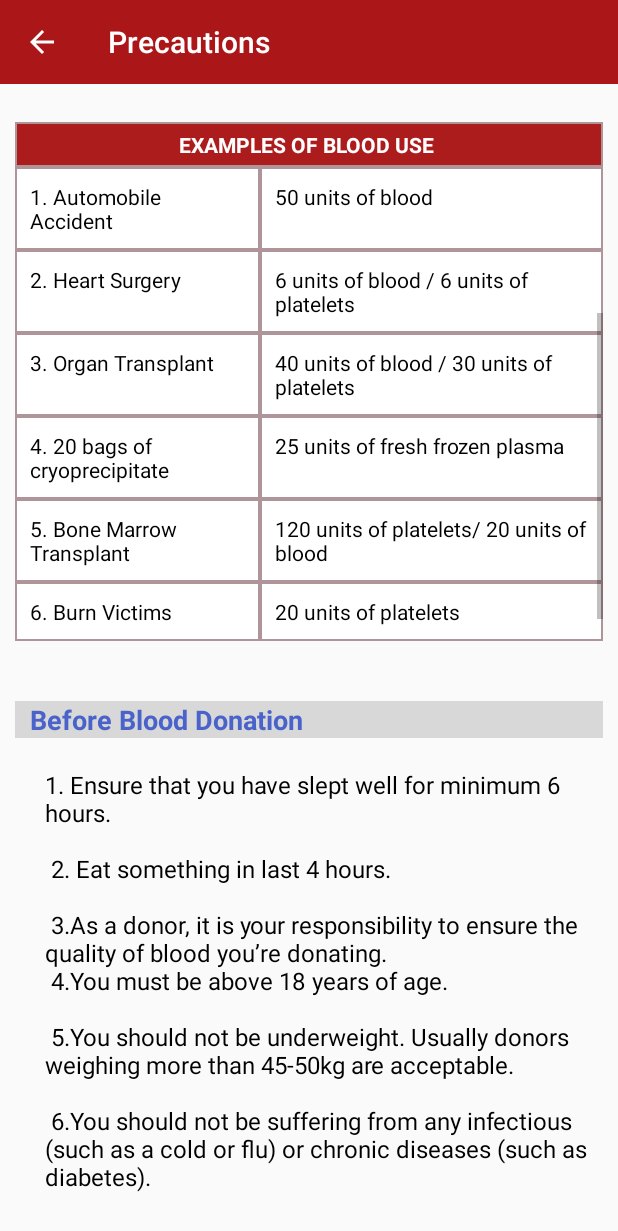
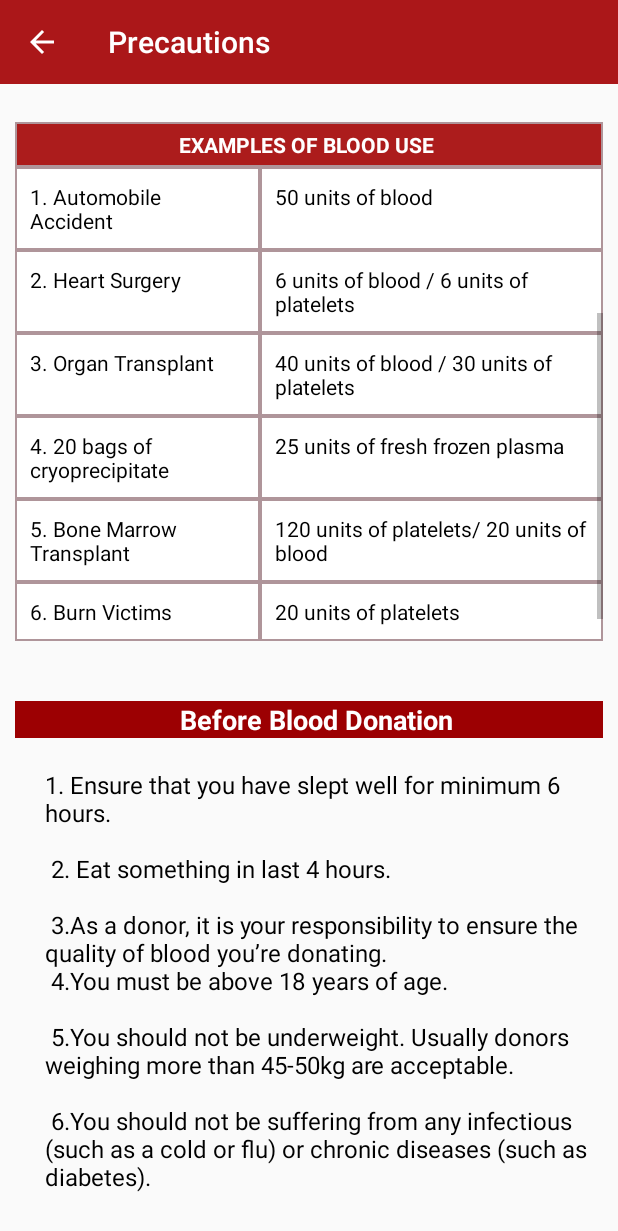
Before and after one commit to ChennaCh/Slider, an Android app: the PrecautionsActivity screen opened directly, with no data from a screen before it, scrolled down 523 dp, on a phone screen of 412 x 824 dp. Shown: the top 1231 px of the screen. Run offline under Robolectric (Android 15) with nearby library versions, the phone set to English and light mode, and no system bars.

Commit message:
many changes

```diff
--- a/app/src/main/res/layout/activity_precautions.xml
+++ b/app/src/main/res/layout/activity_precautions.xml
@@ -14,31 +14,36 @@
         app:titleTextColor="#fff"
         app:theme="@style/ToolbarStyle"
         android:background="?attr/colorPrimary"/>
+
     <LinearLayout
         android:layout_width="match_parent"
         android:layout_height="match_parent"
         android:layout_margin="10dp"
         android:orientation="vertical">
+
         <ScrollView
             android:layout_width="match_parent"
             android:layout_height="match_parent"
             android:fillViewport="true">
+
             <LinearLayout
                 android:layout_width="match_parent"
                 android:layout_height="match_parent"
                 android:layout_marginTop="10dp"
                 android:orientation="vertical">
+
                 <ImageView
                     android:layout_width="match_parent"
                     android:layout_height="wrap_content"
                     android:layout_marginBottom="15dp"
-                android:src="@drawable/bloodtypechart"/>
+                    android:src="@drawable/bloodtypechart" />
 
                 <TableLayout
                     android:id="@+id/BloodTypes"
                     android:layout_width="match_parent"
-                android:layout_marginBottom="20dp"
-                android:layout_height="match_parent">
+                    android:layout_height="match_parent"
+                    android:layout_marginBottom="20dp">
+
                     <TableRow
                         android:id="@+id/BT_heading"
                         android:layout_width="match_parent"
@@ -58,11 +63,12 @@
 
 
                     </TableRow>
+
                     <TableRow
                         android:id="@+id/td1"
                         android:layout_width="wrap_content"
-                    android:weightSum="2"
-                    android:layout_height="match_parent">
+                        android:layout_height="match_parent"
+                        android:weightSum="2">
 
                         <TextView
                             android:id="@+id/tv1"
@@ -84,11 +90,12 @@
                             android:text="O-   1 person in 15 "
                             android:textColor="#000" />
                     </TableRow>
+
                     <TableRow
                         android:id="@+id/td2"
                         android:layout_width="wrap_content"
-                    android:weightSum="2"
-                    android:layout_height="match_parent">
+                        android:layout_height="match_parent"
+                        android:weightSum="2">
 
                         <TextView
                             android:id="@+id/tv3"
@@ -110,11 +117,12 @@
                             android:text="A-    1 person in 16  "
                             android:textColor="#000" />
                     </TableRow>
+
                     <TableRow
                         android:id="@+id/td3"
                         android:layout_width="wrap_content"
-                    android:weightSum="2"
-                    android:layout_height="match_parent">
+                        android:layout_height="match_parent"
+                        android:weightSum="2">
 
                         <TextView
                             android:id="@+id/tv5"
@@ -136,11 +144,12 @@
                             android:text="B-    1 person in 67"
                             android:textColor="#000" />
                     </TableRow>
+
                     <TableRow
                         android:id="@+id/td4"
                         android:layout_width="wrap_content"
-                    android:weightSum="2"
-                    android:layout_height="match_parent">
+                        android:layout_height="match_parent"
+                        android:weightSum="2">
 
                         <TextView
                             android:id="@+id/tv7"
@@ -167,8 +176,9 @@
                 <TableLayout
                     android:id="@+id/table_blooduse"
                     android:layout_width="match_parent"
-                android:layout_marginBottom="20dp"
-                android:layout_height="match_parent">
+                    android:layout_height="match_parent"
+                    android:layout_marginBottom="20dp">
+
                     <TableRow
                         android:id="@+id/blooduse_heading"
                         android:layout_width="match_parent"
@@ -177,9 +187,9 @@
                         <TextView
                             android:layout_width="0dp"
                             android:layout_height="match_parent"
-                        android:gravity="center"
                             android:layout_weight="2.5"
                             android:background="@drawable/cell_shape"
+                            android:gravity="center"
                             android:padding="5dp"
                             android:text="EXAMPLES OF BLOOD USE "
                             android:textColor="#fff"
@@ -187,11 +197,12 @@
 
 
                     </TableRow>
+
                     <TableRow
                         android:id="@+id/table_data1"
                         android:layout_width="wrap_content"
-                    android:weightSum="2"
-                    android:layout_height="match_parent">
+                        android:layout_height="match_parent"
+                        android:weightSum="2">
 
                         <TextView
                             android:id="@+id/textView1"
@@ -213,11 +224,12 @@
                             android:text="50 units of blood "
                             android:textColor="#000" />
                     </TableRow>
+
                     <TableRow
                         android:id="@+id/table_data2"
                         android:layout_width="wrap_content"
-                    android:weightSum="2"
-                    android:layout_height="match_parent">
+                        android:layout_height="match_parent"
+                        android:weightSum="2">
 
                         <TextView
                             android:id="@+id/textView3"
@@ -239,11 +251,12 @@
                             android:text="6 units of blood / 6 units of platelets "
                             android:textColor="#000" />
                     </TableRow>
+
                     <TableRow
                         android:id="@+id/table_data3"
                         android:layout_width="wrap_content"
-                    android:weightSum="2"
-                    android:layout_height="match_parent">
+                        android:layout_height="match_parent"
+                        android:weightSum="2">
 
                         <TextView
                             android:id="@+id/textView5"
@@ -265,11 +278,12 @@
                             android:text="40 units of blood / 30 units of platelets "
                             android:textColor="#000" />
                     </TableRow>
+
                     <TableRow
                         android:id="@+id/table_data4"
                         android:layout_width="wrap_content"
-                    android:weightSum="2"
-                    android:layout_height="match_parent">
+                        android:layout_height="match_parent"
+                        android:weightSum="2">
 
                         <TextView
                             android:id="@+id/textView7"
@@ -291,11 +305,12 @@
                             android:text="25 units of fresh frozen plasma "
                             android:textColor="#000" />
                     </TableRow>
+
                     <TableRow
                         android:id="@+id/table_data5"
                         android:layout_width="wrap_content"
-                    android:weightSum="2"
-                    android:layout_height="match_parent">
+                        android:layout_height="match_parent"
+                        android:weightSum="2">
 
                         <TextView
                             android:id="@+id/textView9"
@@ -317,11 +332,12 @@
                             android:text="120 units of platelets/ 20 units of blood "
                             android:textColor="#000" />
                     </TableRow>
+
                     <TableRow
                         android:id="@+id/table_data6"
                         android:layout_width="wrap_content"
-                    android:weightSum="2"
-                    android:layout_height="match_parent">
+                        android:layout_height="match_parent"
+                        android:weightSum="2">
 
                         <TextView
                             android:id="@+id/textView11"
@@ -344,21 +360,22 @@
                             android:textColor="#000" />
                     </TableRow>
                 </TableLayout>
+
                 <TextView
                     android:layout_width="match_parent"
                     android:layout_height="wrap_content"
                     android:layout_marginTop="20dp"
-                android:textStyle="bold"
+                    android:background="#9C0002"
+                    android:paddingLeft="10dp"
+                    android:gravity="center"
+                    android:text="Before Blood Donation"
+                    android:textColor="#FFFFFF"
                     android:textSize="18dp"
-                android:background="#FFD8D8D8"
-                android:textColor="#FF4963CA"
-                android:paddingLeft="10dp"
-                android:text="Before Blood Donation" />
+                    android:textStyle="bold" />
+
                 <TextView
                     android:layout_width="match_parent"
                     android:layout_height="wrap_content"
-                android:textSize="16dp"
-                android:textColor="#000"
                     android:layout_marginTop="20dp"
                     android:paddingLeft="20dp"
                     android:text="1. Ensure that you have slept well for minimum 6 hours.\n\n
@@ -374,23 +391,26 @@
 12.Donate only when Your last blood donation was 3 months earlier.\n\n
 13.Must carry any photo with address proof for verification purpose.\n\n
 14. Do not smoke 2 hours prior to blood donation.\n\n
-15. Do not consume alcohol at least 24 hours prior to blood donation."/>
+15. Do not consume alcohol at least 24 hours prior to blood donation."
+                    android:textColor="#000"
+                    android:textSize="16dp" />
+
                 <TextView
                     android:layout_width="match_parent"
                     android:layout_height="wrap_content"
                     android:layout_marginTop="20dp"
-                android:textStyle="bold"
+                    android:background="#9C0002"
+                    android:paddingLeft="10dp"
+                    android:text="During Blood Donation"
+                    android:textColor="#FFFFFF"
                     android:textSize="18dp"
-                android:background="#FFD8D8D8"
-                android:textColor="#FF4963CA"
-                android:paddingLeft="10dp"
-                android:text="During Blood Donation" />
+                    android:gravity="center"
+                    android:textStyle="bold" />
+
                 <TextView
                     android:layout_width="match_parent"
                     android:layout_height="wrap_content"
                     android:layout_marginTop="10dp"
-                android:textSize="16dp"
-                android:textColor="#000"
                     android:paddingLeft="20dp"
                     android:text="1. While the blood is being taken you must keep pressing the sponge provided, which ensure the smooth flow of blood.\n\n
 2. Please do not get up immediately after donating blood. You must allow the blood flow in the body to normalize by lying down 5 more minutes. This also prevents dizziness.\n\n
@@ -398,24 +418,27 @@
 4. Every blood donor, will be issued Voluntary Donor’s Card and Certificate of Appreciation within 15 days.\n\n
 5. You can resume with your daily work immediately after the Blood Donation.\n\n
 6. The Blood you donate is tested and separated in to the components before being made available to the patients.\n\n
-7. Any abnormality found is reported to you if you have chosen to receive the same."/>
+7. Any abnormality found is reported to you if you have chosen to receive the same."
+                    android:textColor="#000"
+                    android:textSize="16dp" />
+
                 <TextView
                     android:layout_width="match_parent"
                     android:layout_height="wrap_content"
                     android:layout_marginTop="20dp"
-                android:textStyle="bold"
+                    android:background="#9C0002"
+                    android:paddingLeft="10dp"
+                    android:text="Post Donation Care"
+                    android:textColor="#FFFFFF"
                     android:textSize="18dp"
-                android:background="#FFD8D8D8"
-                android:textColor="#FF4963CA"
-                android:paddingLeft="10dp"
-                android:text="Post Donation Care" />
+                    android:gravity="center"
+                    android:textStyle="bold" />
+
                 <TextView
                     android:layout_width="match_parent"
                     android:layout_height="wrap_content"
+                    android:layout_marginBottom="50dp"
                     android:layout_marginTop="10dp"
-                android:textColor="#000"
-                android:layout_marginBottom="50dp"
-                android:textSize="16dp"
                     android:paddingLeft="20dp"
                     android:text="1. Eat and drink something before leaving.\n\n
 2. Have more liquid intakes on the day.\n\n
@@ -426,7 +449,9 @@
 7. You can go to work immediately after donating blood, doctors advise avoidance of intense physical exertion.\n\n
 8. Resume all normal activities if no symptoms occur.\n\n
 9. Remove bandage next day.\n\n
-10. If fainting or dizziness occurs for longer time and does not subside, please seek medical help." />
+10. If fainting or dizziness occurs for longer time and does not subside, please seek medical help."
+                    android:textColor="#000"
+                    android:textSize="16dp" />
             </LinearLayout>
         </ScrollView>
     </LinearLayout>
--- a/app/src/main/res/layout/activity_privacy_policy.xml
+++ b/app/src/main/res/layout/activity_privacy_policy.xml
@@ -29,12 +29,13 @@
                 android:layout_width="match_parent"
                 android:layout_height="wrap_content"
                 android:layout_marginTop="10dp"
-                android:background="#FFD8D8D8"
+                android:background="#9C0002"
                 android:padding="10dp"
                 android:paddingLeft="10dp"
                 android:text="Terms and Conditions"
-                android:textColor="#FF4963CA"
+                android:textColor="#ffffff"
                 android:textSize="18dp"
+                android:gravity="center"
                 android:textStyle="bold" />
 
             <TextView
```
Also changed, not shown: app/src/main/java/com/fit/bloodmanagment/UserProfile/SignUpActivity.java (+12 -11 lines), app/src/main/res/layout/activity_about_us.xml (+15 -11 lines), app/src/main/res/layout/activity_faqs.xml (+30 -30 lines), app/src/main/res/drawable/downarrow.png, app/src/main/res/drawable/downarrowwhite.png (added). Lines whose indentation alone changed are shown as unchanged.
